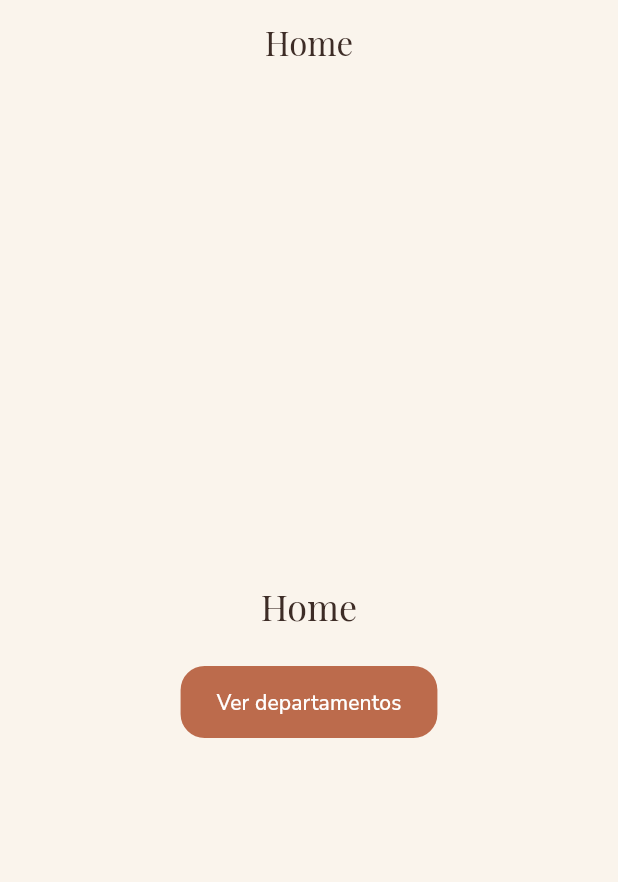
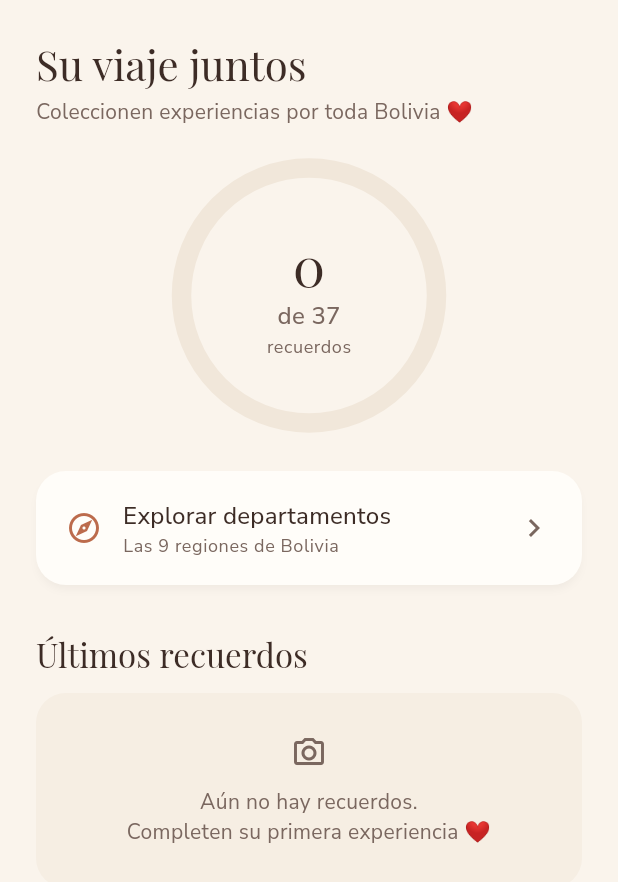
Before and after one commit to Nobody2077/Album-for-Parejas-app-, a Flutter app: the screen it shows after launch, on a phone screen of 412 x 824 dp. Shown: the top 882 px of the screen. Run offline on Flutter 3.47's test engine with Material 3 defaults, Android fonts, the phone set to English and light mode, and no system bars; our stand-ins replace flutter_riverpod, go_router, google_fonts, hive_ce, hive_ce_flutter, image_picker; accounts and stored records are empty; statements that could not run were skipped.

Commit message:
feat: phase 7.1 (2/4) - home screen + repository interface
- home/presentation/home_screen.dart: dashboard con anillo de progreso global,
  acceso a departamentos y tira de ultimos recuerdos (con estado vacio).
- router: la ruta / ahora usa HomeScreen.
- catalog: helper Catalog.experienceById; experience: recentMemoriesProvider.
- refactor: ProgressRepository pasa a ser interfaz; HiveProgressRepository es la
  implementacion. Alinea con el objetivo Firebase-a-futuro del Design y permite
  un fake en memoria en tests (Hive es incompatible con testWidgets/FakeAsync).
- test: InMemoryProgressRepository de soporte; Home widget test; progress_ring.
  34 tests en verde, analyze sin issues.

Co-Authored-By: Claude Opus 4.8 <noreply@anthropic.com>

```diff
--- a/lib/app/router.dart
+++ b/lib/app/router.dart
@@ -1,5 +1,7 @@
 import 'package:flutter/material.dart';
 import 'package:go_router/go_router.dart';
+
+import '../home/presentation/home_screen.dart';
 
 /// Configuración de navegación de la app.
 ///
@@ -12,11 +14,7 @@ final GoRouter appRouter = GoRouter(
     GoRoute(
       path: '/',
       name: 'home',
-      builder: (context, state) => const _PlaceholderScreen(
-        title: 'Home',
-        actionLabel: 'Ver departamentos',
-        destination: '/departments',
-      ),
+      builder: (context, state) => const HomeScreen(),
     ),
     GoRoute(
       path: '/departments',
--- a/lib/experience/experience_providers.dart
+++ b/lib/experience/experience_providers.dart
@@ -3,6 +3,7 @@ import 'package:flutter_riverpod/flutter_riverpod.dart';
 
 import '../catalog/catalog_providers.dart';
 import '../core/storage/hive_init.dart';
+import 'data/hive_progress_repository.dart';
 import 'data/progress_repository.dart';
 import 'models/experience_progress.dart';
 
@@ -36,7 +37,7 @@ class ProgressStats {
 /// Repositorio de progreso sobre el box de Hive ya abierto en `initHive()`.
 /// En tests se sustituye con un repo respaldado por un box temporal.
 final progressRepositoryProvider = Provider<ProgressRepository>(
-  (ref) => ProgressRepository(progressBox()),
+  (ref) => HiveProgressRepository(progressBox()),
 );
 
 /// Fuente de verdad reactiva del progreso, indexado por `experienceId`.
@@ -80,6 +81,18 @@ final overallProgressProvider = Provider<ProgressStats>((ref) {
   return ProgressStats(completed: completed, total: total);
 });
 
+/// Recuerdos recientes con foto, del más nuevo al más antiguo (máx. 8).
+/// Alimenta la tira de "últimos recuerdos" de la Home.
+final recentMemoriesProvider = Provider<List<ExperienceProgress>>((ref) {
+  final withPhotos = ref
+      .watch(progressControllerProvider)
+      .values
+      .where((p) => p.photoFileNames.isNotEmpty)
+      .toList()
+    ..sort((a, b) => b.updatedAt.compareTo(a.updatedAt));
+  return withPhotos.take(8).toList(growable: false);
+});
+
 /// Progreso de un departamento: completadas sobre total de ese departamento.
 final departmentProgressProvider =
     Provider.family<ProgressStats, String>((ref, departmentId) {
--- /dev/null
+++ b/lib/home/presentation/home_screen.dart
@@ -0,0 +1,222 @@
+import 'package:flutter/material.dart';
+import 'package:flutter_riverpod/flutter_riverpod.dart';
+import 'package:go_router/go_router.dart';
+
+import '../../app/theme/app_colors.dart';
+import '../../catalog/catalog_providers.dart';
+import '../../core/services/image_storage_service.dart';
+import '../../experience/experience_providers.dart';
+import '../../experience/models/experience_progress.dart';
+import '../../shared/widgets/polaroid_photo.dart';
+import '../../shared/widgets/progress_ring.dart';
+
+/// Dashboard: saludo, progreso global y últimos recuerdos.
+class HomeScreen extends ConsumerWidget {
+  const HomeScreen({super.key});
+
+  @override
+  Widget build(BuildContext context, WidgetRef ref) {
+    final catalogAsync = ref.watch(catalogProvider);
+
+    return Scaffold(
+      body: SafeArea(
+        child: catalogAsync.when(
+          loading: () => const Center(child: CircularProgressIndicator()),
+          error: (error, _) => Center(
+            child: Padding(
+              padding: const EdgeInsets.all(32),
+              child: Text(
+                'No pudimos cargar el catálogo.\n$error',
+                textAlign: TextAlign.center,
+                style: const TextStyle(color: AppColors.inkSoft),
+              ),
+            ),
+          ),
+          data: (_) => const _HomeBody(),
+        ),
+      ),
+    );
+  }
+}
+
+class _HomeBody extends ConsumerWidget {
+  const _HomeBody();
+
+  @override
+  Widget build(BuildContext context, WidgetRef ref) {
+    final theme = Theme.of(context);
+    final stats = ref.watch(overallProgressProvider);
+    final recent = ref.watch(recentMemoriesProvider);
+
+    return ListView(
+      padding: const EdgeInsets.fromLTRB(24, 24, 24, 32),
+      children: [
+        Text('Su viaje juntos', style: theme.textTheme.headlineMedium),
+        const SizedBox(height: 4),
+        Text(
+          'Coleccionen experiencias por toda Bolivia ❤️',
+          style: theme.textTheme.bodyMedium?.copyWith(color: AppColors.inkSoft),
+        ),
+        const SizedBox(height: 28),
+        Center(
+          child: ProgressRing(
+            fraction: stats.fraction,
+            child: Column(
+              mainAxisSize: MainAxisSize.min,
+              children: [
+                Text('${stats.completed}', style: theme.textTheme.displaySmall),
+                Text(
+                  'de ${stats.total}',
+                  style: theme.textTheme.titleMedium?.copyWith(
+                    color: AppColors.inkSoft,
+                  ),
+                ),
+                Text(
+                  'recuerdos',
+                  style: theme.textTheme.bodySmall?.copyWith(
+                    color: AppColors.inkSoft,
+                  ),
+                ),
+              ],
+            ),
+          ),
+        ),
+        const SizedBox(height: 32),
+        _ExploreCard(onTap: () => context.go('/departments')),
+        const SizedBox(height: 32),
+        Text('Últimos recuerdos', style: theme.textTheme.titleLarge),
+        const SizedBox(height: 12),
+        if (recent.isEmpty)
+          const _EmptyMemories()
+        else
+          _RecentStrip(memories: recent),
+      ],
+    );
+  }
+}
+
+class _ExploreCard extends StatelessWidget {
+  const _ExploreCard({required this.onTap});
+
+  final VoidCallback onTap;
+
+  @override
+  Widget build(BuildContext context) {
+    final theme = Theme.of(context);
+    return Card(
+      child: InkWell(
+        borderRadius: BorderRadius.circular(20),
+        onTap: onTap,
+        child: Padding(
+          padding: const EdgeInsets.symmetric(horizontal: 20, vertical: 18),
+          child: Row(
+            children: [
+              const Icon(Icons.explore_outlined, color: AppColors.terracotta),
+              const SizedBox(width: 14),
+              Expanded(
+                child: Column(
+                  crossAxisAlignment: CrossAxisAlignment.start,
+                  children: [
+                    Text('Explorar departamentos',
+                        style: theme.textTheme.titleMedium),
+                    Text(
+                      'Las 9 regiones de Bolivia',
+                      style: theme.textTheme.bodySmall
+                          ?.copyWith(color: AppColors.inkSoft),
+                    ),
+                  ],
+                ),
+              ),
+              const Icon(Icons.chevron_right, color: AppColors.inkSoft),
+            ],
+          ),
+        ),
+      ),
+    );
+  }
+}
+
+class _RecentStrip extends ConsumerWidget {
+  const _RecentStrip({required this.memories});
+
+  final List<ExperienceProgress> memories;
+
+  @override
+  Widget build(BuildContext context, WidgetRef ref) {
+    final catalog = ref.watch(catalogProvider).value;
+    final storage = ref.watch(imageStorageServiceProvider);
+
+    return SizedBox(
+      height: 200,
+      child: ListView.separated(
+        scrollDirection: Axis.horizontal,
+        itemCount: memories.length,
+        separatorBuilder: (context, index) => const SizedBox(width: 16),
+        itemBuilder: (context, index) {
+          final memory = memories[index];
+          final title =
+              catalog?.experienceById(memory.experienceId)?.title ?? '';
+          final file = storage.resolveFile(
+            memory.experienceId,
+            memory.photoFileNames.first,
+          );
+          // Rotación alterna para el aire de scrapbook.
+          final rotation = (index.isEven ? 1 : -1) * 0.03;
+
+          return SizedBox(
+            width: 150,
+            child: Column(
+              crossAxisAlignment: CrossAxisAlignment.center,
+              children: [
+                PolaroidPhoto(
+                  file: file,
+                  size: 120,
+                  rotation: rotation,
+                  onTap: () => context.push('/experiences/${memory.experienceId}'),
+                ),
+                const SizedBox(height: 6),
+                Text(
+                  title,
+                  maxLines: 2,
+                  textAlign: TextAlign.center,
+                  overflow: TextOverflow.ellipsis,
+                  style: Theme.of(context).textTheme.bodySmall,
+                ),
+              ],
+            ),
+          );
+        },
+      ),
+    );
+  }
+}
+
+class _EmptyMemories extends StatelessWidget {
+  const _EmptyMemories();
+
+  @override
+  Widget build(BuildContext context) {
+    return Container(
+      width: double.infinity,
+      padding: const EdgeInsets.symmetric(vertical: 28, horizontal: 20),
+      decoration: BoxDecoration(
+        color: AppColors.surfaceDim.withValues(alpha: 0.5),
+        borderRadius: BorderRadius.circular(20),
+      ),
+      child: Column(
+        children: [
+          const Icon(Icons.photo_camera_outlined, color: AppColors.inkSoft),
+          const SizedBox(height: 10),
+          Text(
+            'Aún no hay recuerdos.\nCompleten su primera experiencia ❤️',
+            textAlign: TextAlign.center,
+            style: Theme.of(context)
+                .textTheme
+                .bodyMedium
+                ?.copyWith(color: AppColors.inkSoft),
+          ),
+        ],
+      ),
+    );
+  }
+}
```
Also changed, not shown: lib/catalog/models/catalog.dart (+8 -0 lines), lib/experience/data/hive_progress_repository.dart (added, +33 -0 lines), lib/experience/data/progress_repository.dart (+12 -26 lines), 4 other files.
